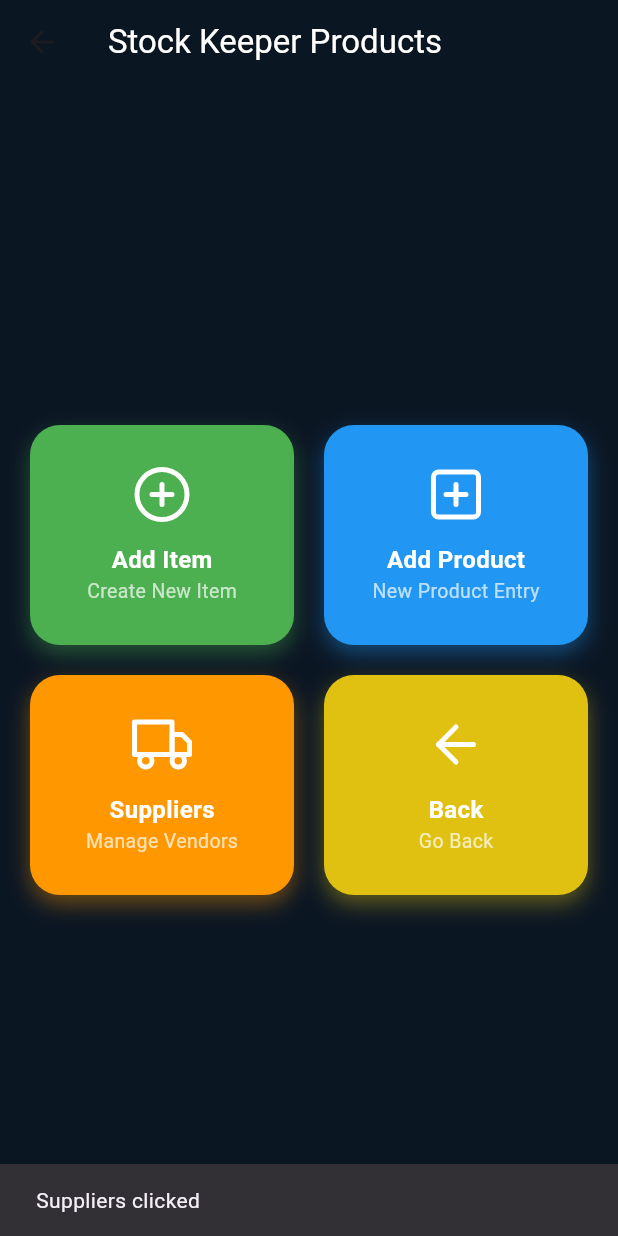
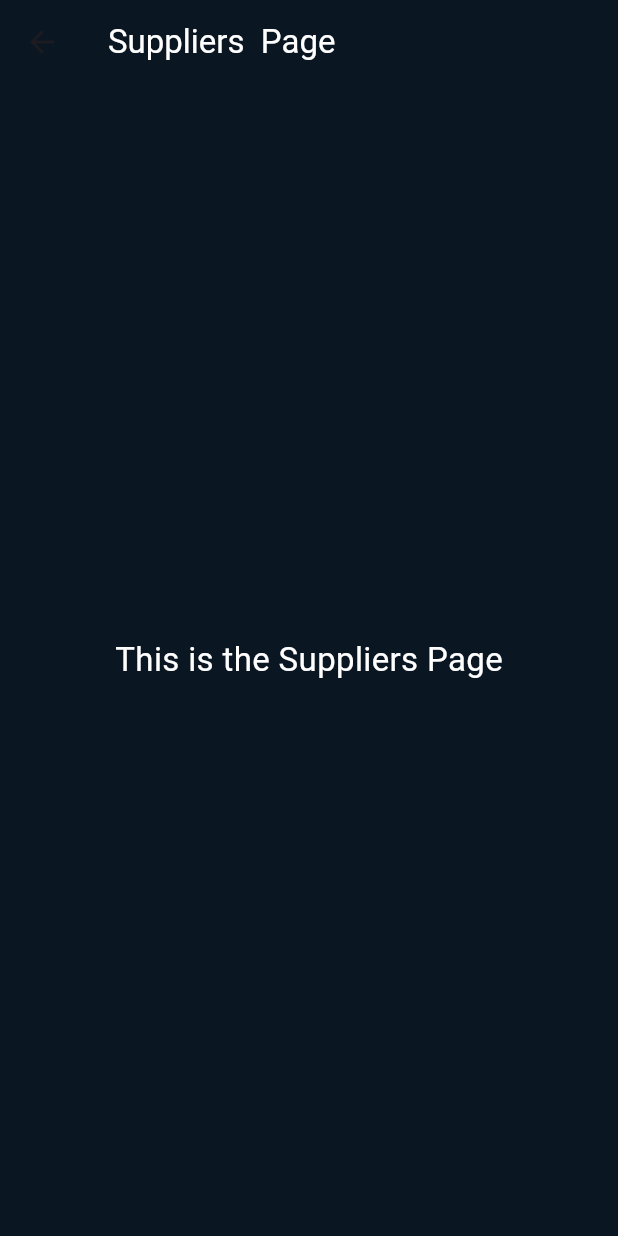
Before and after one commit to Inscode/POS_Flutter_old, a Flutter app: the StockKeeperProducts screen opened directly, after a tap on "Suppliers", on a phone screen of 412 x 824 dp. Run offline on Flutter 3.47's test engine with Material 3 defaults, Android fonts, the phone set to English and light mode, and no system bars; our stand-ins replace flutter_vector_icons; accounts and stored records are empty.

Commit message:
Products of stock keeper routing part is done

```diff
--- a/lib/features/splashscreen.dart
+++ b/lib/features/splashscreen.dart
@@ -16,7 +16,7 @@ class _SplashScreenState extends State<SplashScreen> {
     super.initState();
 
     // Delay for 3 seconds before navigating to POSHomePage
-    Timer(const Duration(seconds: 3), () {
+    Timer(const Duration(seconds: 1), () {
       Navigator.of(context).pushReplacement(
         MaterialPageRoute(builder: (context) => const POSHomePage()),
       );
--- /dev/null
+++ b/lib/features/stockkeeper/products/supplier_page.dart
@@ -0,0 +1,26 @@
+import 'package:flutter/material.dart';
+
+class SupplierPage extends StatelessWidget {
+  const SupplierPage({Key? key}) : super(key: key);
+
+  @override
+  Widget build(BuildContext context) {
+    return Scaffold(
+      backgroundColor: const Color(0xFF0B1623),
+      appBar: AppBar(
+        title: const Text(
+          'Suppliers  Page',
+          style: TextStyle(color: Colors.white),
+        ),
+        backgroundColor: const Color(0xFF0B1623),
+        elevation: 0,
+      ),
+      body: const Center(
+        child: Text(
+          'This is the Suppliers Page',
+          style: TextStyle(fontSize: 22, color: Colors.white),
+        ),
+      ),
+    );
+  }
+}
--- a/lib/features/stockkeeper/stockkeeper_products.dart
+++ b/lib/features/stockkeeper/stockkeeper_products.dart
@@ -1,5 +1,10 @@
 import 'package:flutter/material.dart';
-import 'package:flutter_vector_icons/flutter_vector_icons.dart'; // For Feather icons
+import 'package:flutter_vector_icons/flutter_vector_icons.dart'; // Feather icons
+import '../stockkeeper/products/add_item_page.dart';
+import '../stockkeeper/products/add_product_page.dart';
+import '../stockkeeper/products/supplier_page.dart';
+
+
 
 class StockKeeperProducts extends StatelessWidget {
   const StockKeeperProducts({Key? key}) : super(key: key);
@@ -19,66 +24,73 @@ class StockKeeperProducts extends StatelessWidget {
       body: Center(
         child: ConstrainedBox(
           constraints: const BoxConstraints(
-      maxWidth: 1000, // Max width for desktop layout
+            maxWidth: 1000,
           ),
           child: Padding(
             padding: const EdgeInsets.all(20),
             child: LayoutBuilder(
               builder: (context, constraints) {
-          final tiles = const [
+                final tiles = [
                   DashboardTile(
                     title: 'Add Item',
                     subtitle: 'Create New Item',
                     icon: Feather.plus_circle,
                     color: Colors.green,
+                    onTap: () {
+                      Navigator.push(
+                        context,
+                        MaterialPageRoute(builder: (_) => const AddItemPage()),
+                      );
+                    },
                   ),
                   DashboardTile(
                     title: 'Add Product',
                     subtitle: 'New Product Entry',
                     icon: Feather.plus_square,
                     color: Colors.blue,
+                   onTap: () {
+                      Navigator.push(
+                        context,
+                        MaterialPageRoute(builder: (_) => const AddProductPage()),
+                      );
+                    },
                   ),
                   DashboardTile(
                     title: 'Suppliers',
                     subtitle: 'Manage Vendors',
                     icon: Feather.truck,
                     color: Colors.orange,
+                   onTap: () {
+                      Navigator.push(
+                        context,
+                        MaterialPageRoute(builder: (_) => const SupplierPage()),
+                      );
+                    },
                   ),
                   DashboardTile(
                     title: 'Back',
                     subtitle: 'Go Back',
                     icon: Feather.arrow_left,
-              color: Color.fromARGB(255, 224, 193, 17),
+                    color: const Color.fromARGB(255, 224, 193, 17),
+                    onTap: () {
+                      Navigator.pop(context);
+                    },
                   ),
                 ];
 
                 return GridView.count(
-            shrinkWrap: true, // ✅ Prevent full scroll space
+                  shrinkWrap: true,
                   crossAxisCount: constraints.maxWidth > 800 ? 4 : 2,
                   crossAxisSpacing: 20,
                   mainAxisSpacing: 20,
                   childAspectRatio: 1.2,
-            children: tiles.map((tile) {
-              return InkWell(
-                onTap: () {
-                  ScaffoldMessenger.of(context).showSnackBar(
-                    SnackBar(content: Text('${tile.title} clicked')),
-                  );
-
-                  if (tile.title == 'Back') {
-                    Navigator.pop(context);
-                  }
-                },
-                child: tile,
-              );
-            }).toList(),
+                  children: tiles.map((tile) => tile).toList(),
                 );
               },
             ),
           ),
         ),
       ),
-
     );
   }
 }
@@ -88,6 +100,7 @@ class DashboardTile extends StatelessWidget {
   final String subtitle;
   final IconData icon;
   final Color color;
+  final VoidCallback onTap;
 
   const DashboardTile({
     Key? key,
@@ -95,11 +108,14 @@ class DashboardTile extends StatelessWidget {
     required this.subtitle,
     required this.icon,
     required this.color,
+    required this.onTap,
   }) : super(key: key);
 
   @override
   Widget build(BuildContext context) {
-    return Container(
+    return InkWell(
+      onTap: onTap,
+      child: Container(
         decoration: BoxDecoration(
           color: color,
           borderRadius: BorderRadius.circular(20),
@@ -108,7 +124,7 @@ class DashboardTile extends StatelessWidget {
               color: color.withOpacity(0.4),
               offset: const Offset(0, 6),
               blurRadius: 12,
-          )
+            ),
           ],
         ),
         child: Center(
@@ -127,12 +143,10 @@ class DashboardTile extends StatelessWidget {
               ),
               Text(
                 subtitle,
-              style: const TextStyle(
-                fontSize: 13,
-                color: Colors.white70,
-              ),
+                style: const TextStyle(fontSize: 13, color: Colors.white70),
               ),
             ],
+          ),
         ),
       ),
     );
```
Also changed, not shown: lib/features/stockkeeper/products/add_item_page.dart (added, +26 -0 lines), lib/features/stockkeeper/products/add_product_page.dart (added, +26 -0 lines). Lines whose indentation alone changed are shown as unchanged.
